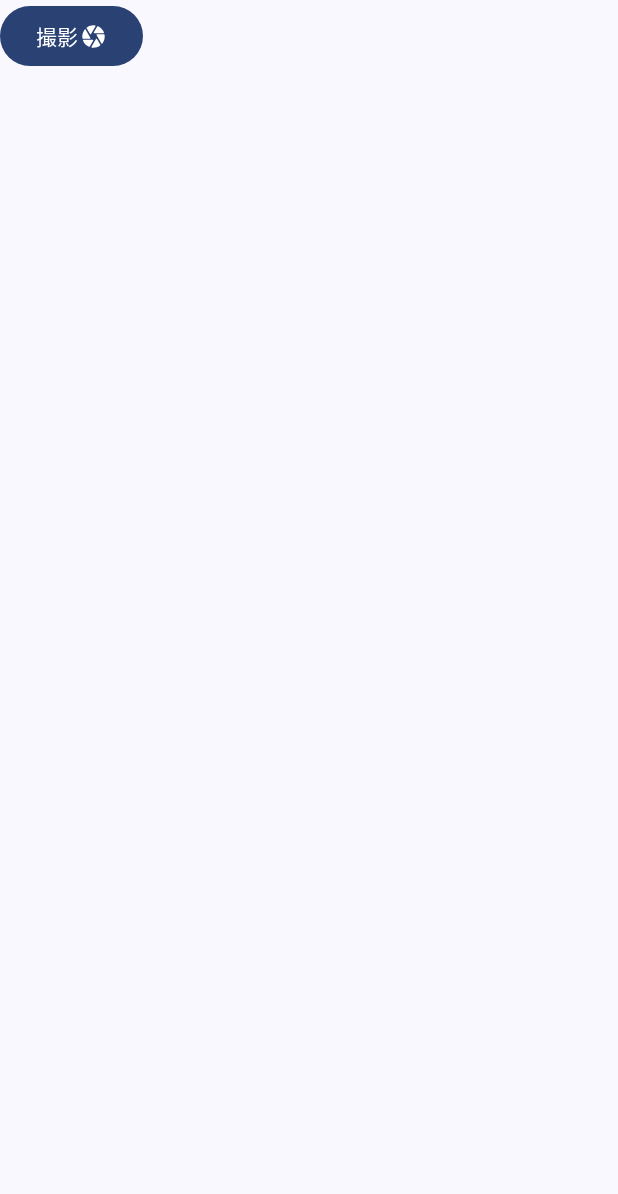
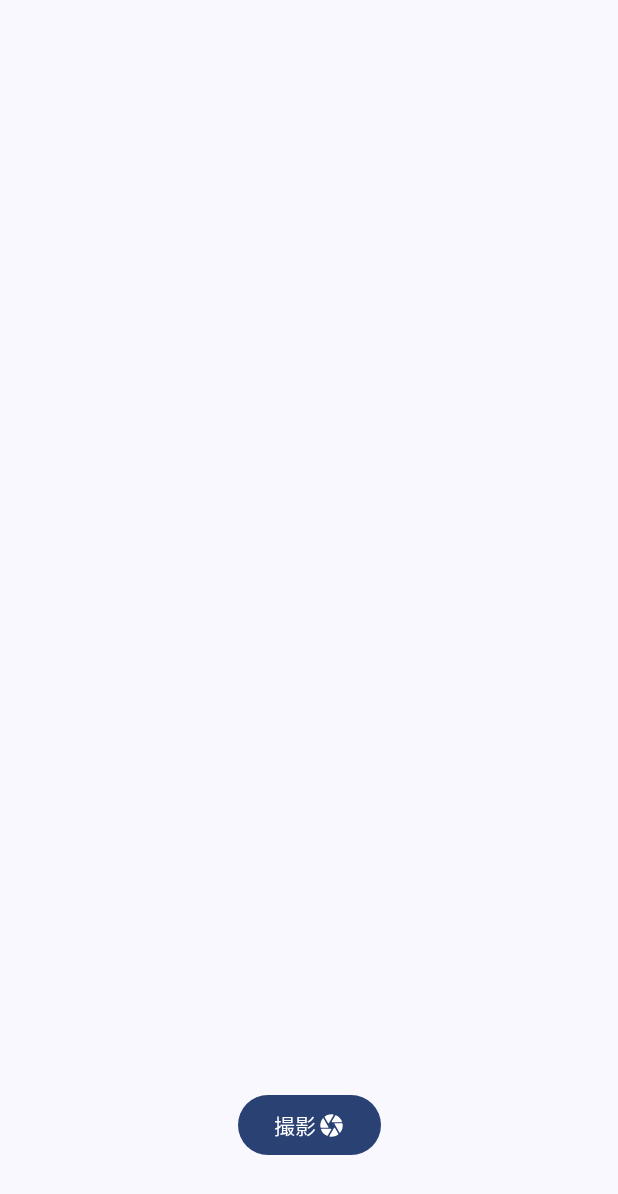
Before and after one commit to OMOCHInoHOSHI/Kojin_2nen_BitmapPreview, an Android app built with Jetpack Compose: the composable TakePhoto shown on its own in the app's theme, on a phone screen of 412 x 824 dp. Shown: the top 1194 px of the screen. Run offline under Robolectric (Android 15) with nearby library versions, the phone set to English and light mode, and no system bars; 11 statements that could not run were skipped.

Commit message:
撮影ボタンの配置変更

```diff
--- a/app/src/main/java/com/example/myapplicationtest/TakePhoto.kt
+++ b/app/src/main/java/com/example/myapplicationtest/TakePhoto.kt
@@ -1,6 +1,9 @@
 package com.example.myapplicationtest
 
 import android.widget.Button
+import androidx.compose.foundation.layout.Box
+import androidx.compose.foundation.layout.fillMaxSize
+import androidx.compose.foundation.layout.padding
 import androidx.compose.foundation.layout.size
 import androidx.compose.material.icons.Icons
 import androidx.compose.material.icons.rounded.Camera
@@ -10,14 +13,26 @@ import androidx.compose.material3.ButtonDefaults
 import androidx.compose.material3.Icon
 import androidx.compose.material3.Text
 import androidx.compose.runtime.Composable
+import androidx.compose.ui.Alignment
 import androidx.compose.ui.Modifier
+import androidx.compose.ui.tooling.preview.Preview
+import androidx.compose.ui.unit.dp
 import org.w3c.dom.Text
 
 //TakePhotoコンポーザはボタンのUIを表示する
 @Composable
 fun TakePhoto(takePhoto:() -> Unit){
+
+    Box(
+        modifier = Modifier
+            .fillMaxSize()
+    ){
         //takePhotoは、ラムダの引数を受け取る
-    Button(onClick = takePhoto) {
+        Button(onClick = takePhoto,
+        modifier = Modifier
+            .align(Alignment.BottomCenter)// 下部中央に配置
+            .padding(bottom = 50.dp) // 下部からの余白
+        ) {
             Text(text = "撮影")
             Icon(
                 imageVector = Icons.Rounded.Camera, // カメラのアイコンに変更
@@ -26,3 +41,5 @@ fun TakePhoto(takePhoto:() -> Unit){
             )
         }
     }
+
+}
```
Also changed, not shown: app/src/main/java/com/example/myapplicationtest/MainActivity.kt (+9 -22 lines). Lines whose indentation alone changed are shown as unchanged.
